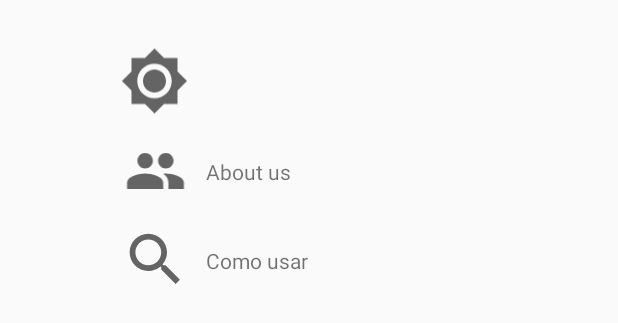
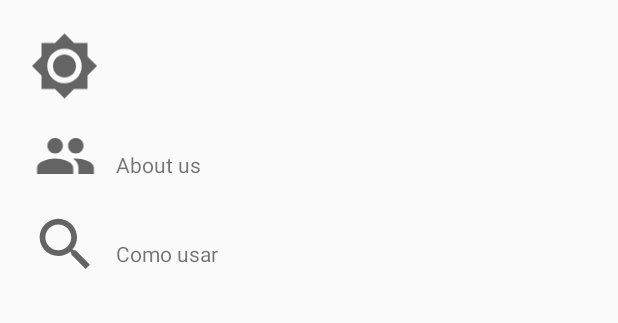
Before and after one commit to enekor/ProyectoAndroidT1, an Android app: the layout menu.xml on its own in the app's theme, with its tools: preview values and no code run, on a phone screen of 412 x 824 dp. Shown: the top 323 px of the screen. Run offline under Robolectric (Android 15) with nearby library versions, the phone set to English and light mode, and no system bars.

Commit message:
fallos de layout solucionados y responsivos

```diff
--- a/app/src/main/java/com/example/keepneo/Adaptator.java
+++ b/app/src/main/java/com/example/keepneo/Adaptator.java
@@ -13,6 +13,7 @@ import android.widget.EditText;
 import android.widget.TextView;
 import androidx.annotation.NonNull;
 import androidx.constraintlayout.widget.ConstraintLayout;
+import androidx.recyclerview.widget.DividerItemDecoration;
 import androidx.recyclerview.widget.RecyclerView;
 
 import java.util.List;
--- a/app/src/main/res/layout/activity_main.xml
+++ b/app/src/main/res/layout/activity_main.xml
@@ -8,7 +8,7 @@
         tools:context=".MainActivity" android:id="@+id/layoutMain">
 
     <androidx.appcompat.widget.Toolbar
-            android:layout_width="412dp"
+            android:layout_width="match_parent"
             android:layout_height="53dp"
             android:background="#99310871"
             android:theme="?attr/actionBarTheme"
@@ -19,7 +19,7 @@
 
     <androidx.recyclerview.widget.RecyclerView
             android:id="@+id/reciclerViewNotas"
-            android:layout_width="411dp"
+            android:layout_width="match_parent"
             android:layout_height="674dp"
             app:layout_constraintEnd_toEndOf="parent"
             app:layout_constraintStart_toStartOf="parent"
--- a/app/src/main/res/layout/menu.xml
+++ b/app/src/main/res/layout/menu.xml
@@ -2,31 +2,32 @@
 <androidx.constraintlayout.widget.ConstraintLayout xmlns:android="http://schemas.android.com/apk/res/android"
                                                    xmlns:app="http://schemas.android.com/apk/res-auto"
                                                    xmlns:tools="http://schemas.android.com/tools"
-                                                   android:layout_width="match_parent"
-                                                   android:layout_height="wrap_content" android:id="@+id/layoutMenu">
+                                                   android:layout_width="wrap_content"
+                                                   android:layout_height="wrap_content" android:id="@+id/layoutMenu"
+                                                   android:padding="20dp">
 
     <ImageView
             android:layout_width="46dp"
             android:layout_height="48dp" app:srcCompat="@drawable/oscuro" android:id="@+id/modoOscuroIcon"
             app:layout_constraintStart_toStartOf="parent" app:layout_constraintTop_toTopOf="parent"
-            android:layout_marginStart="80dp" android:layout_marginTop="30dp"/>
+    />
     <ImageView
             android:layout_width="47dp"
             android:layout_height="41dp" app:srcCompat="@drawable/about_us" android:id="@+id/aboutUsIcon"
             app:layout_constraintTop_toBottomOf="@+id/modoOscuroIcon" app:layout_constraintStart_toStartOf="parent"
-            android:layout_marginStart="80dp" android:layout_marginTop="15dp"/>
+            android:layout_marginTop="15dp"/>
     <ImageView
             android:layout_width="47dp"
             android:layout_height="46dp" app:srcCompat="@drawable/how_to_use" android:id="@+id/howUseIcon"
             app:layout_constraintStart_toStartOf="parent"
-            android:layout_marginStart="80dp" app:layout_constraintTop_toBottomOf="@+id/aboutUsIcon"
+            app:layout_constraintTop_toBottomOf="@+id/aboutUsIcon"
             android:layout_marginTop="15dp"/>
     <TextView
             android:text=""
             android:layout_width="wrap_content"
             android:layout_height="wrap_content" android:id="@+id/modoOscuroText"
             app:layout_constraintStart_toEndOf="@+id/modoOscuroIcon" app:layout_constraintTop_toTopOf="parent"
-            android:layout_marginTop="40dp" android:layout_marginStart="10dp"/>
+            android:layout_marginTop="15dp" android:layout_marginStart="10dp"/>
     <TextView
             android:text="@string/about_us"
             android:layout_width="wrap_content"
--- a/app/src/main/res/layout/note.xml
+++ b/app/src/main/res/layout/note.xml
@@ -6,14 +6,14 @@
 
     <EditText
             android:id="@+id/noteText"
-            android:layout_width="410dp"
+            android:layout_width="match_parent"
             android:layout_height="wrap_content"
             android:gravity="start|top"
             android:hint="@string/sample_text"
             android:inputType="textMultiLine"
             app:layout_constraintStart_toStartOf="parent"
             app:layout_constraintTop_toTopOf="parent"
-            android:layout_marginTop="80dp"
+            android:layout_marginTop="50dp"
             android:paddingLeft="15dp"/>
     <CheckBox
             android:id="@+id/importantCheck"
--- a/app/src/main/res/layout/note_preview.xml
+++ b/app/src/main/res/layout/note_preview.xml
@@ -9,14 +9,14 @@
             android:layout_width="wrap_content"
             android:layout_height="wrap_content"
             android:layout_marginTop="25dp"
-            android:text=""
+            android:text="algo"
             app:layout_constraintEnd_toEndOf="parent"
             app:layout_constraintStart_toStartOf="parent"
             app:layout_constraintTop_toTopOf="parent"/>
 
     <View
             android:id="@+id/divider"
-            android:layout_width="409dp"
+            android:layout_width="match_parent"
             android:layout_height="1dp"
             android:layout_marginTop="25dp"
             android:background="?android:attr/listDivider"
--- a/app/src/main/res/values/strings.xml
+++ b/app/src/main/res/values/strings.xml
@@ -57,9 +57,9 @@
         Never gonna make you cry "&#xA;"
         Never gonna say goodbye</string>
 
-    <string name="howUse">crear nota: boton +"&#xA;"
-        borrar nota: mantener pulsada la nota"&#xA;"
-        cambiar color: sandwich/"&#39;"Modo oscuro/claro"&#39;"</string>
+    <string name="howUse">"&#xA;"Crear nota: boton +"&#xA;"
+        Borrar nota: mantener pulsada la nota"&#xA;"
+        Cambiar color: sandwich/"&#39;"Modo oscuro/claro"&#39;"</string>
     <string name="about_us">About us</string>
     <string name="como_usar">Como usar</string>
     <string name="sample_text">Sample Text</string>
```
